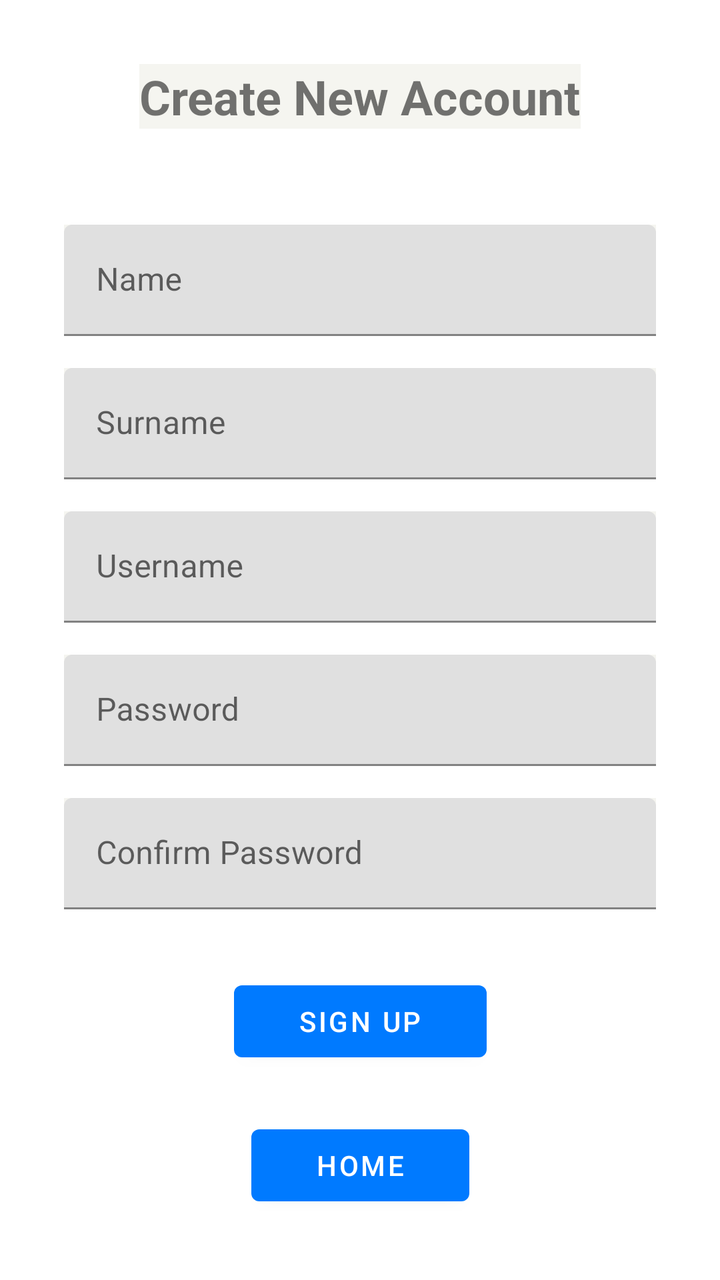
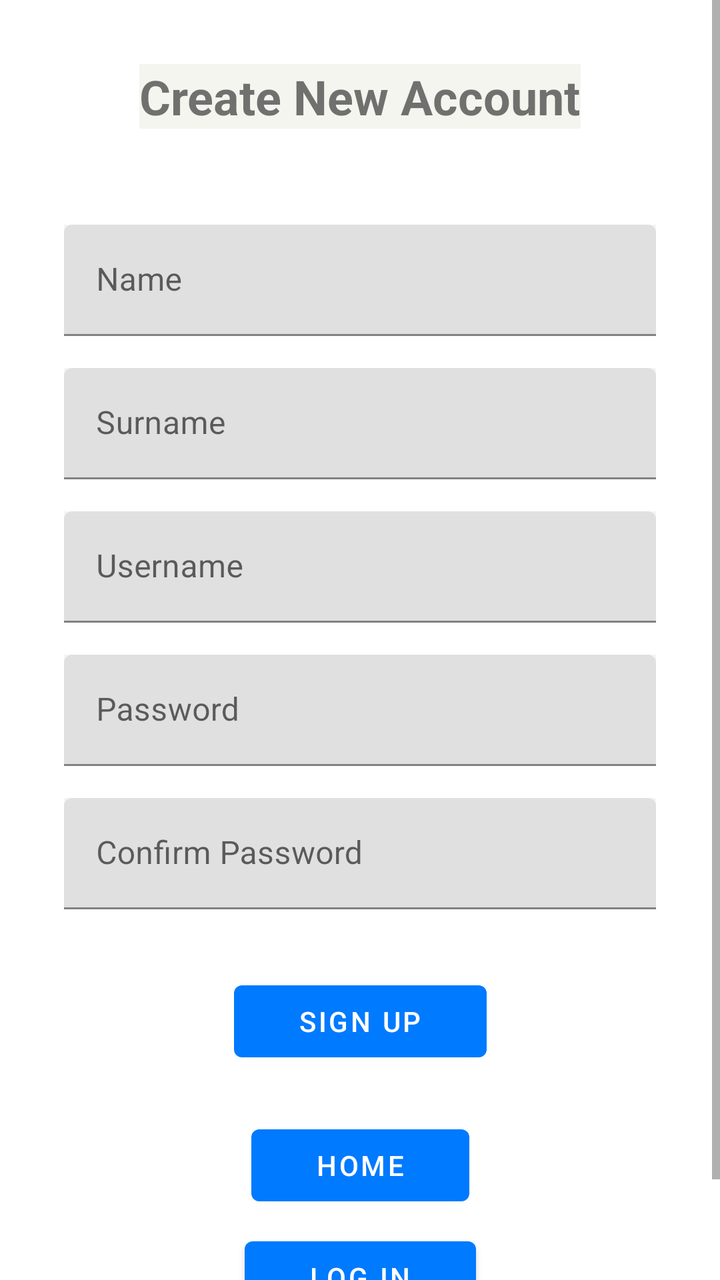

Two renders of the same Android screen: before a commit and after it. Below are the layout's source before the change and the commit's diff.
<!-- AndroidManifest.xml: application theme Theme.HarmonieBudgetAppKt -->
<!-- res/layout/activity_register.xml -->
<?xml version="1.0" encoding="utf-8"?>
<androidx.constraintlayout.widget.ConstraintLayout
    xmlns:android="http://schemas.android.com/apk/res/android"
    xmlns:app="http://schemas.android.com/apk/res-auto"
    android:layout_width="match_parent"
    android:layout_height="match_parent"
    android:padding="32dp"
    android:background="@color/white">

    <TextView
        android:id="@+id/tv_register_title"
        android:layout_width="wrap_content"
        android:layout_height="wrap_content"
        android:text="@string/create_account_title"
        android:textSize="24sp"
        android:textStyle="bold"
        app:layout_constraintTop_toTopOf="parent"
        app:layout_constraintStart_toStartOf="parent"
        app:layout_constraintEnd_toEndOf="parent" />

    <com.google.android.material.textfield.TextInputLayout
        android:id="@+id/til_name"
        android:layout_width="0dp"
        android:layout_height="wrap_content"
        android:layout_marginTop="48dp"
        app:layout_constraintTop_toBottomOf="@id/tv_register_title"
        app:layout_constraintStart_toStartOf="parent"
        app:layout_constraintEnd_toEndOf="parent">

        <com.google.android.material.textfield.TextInputEditText
            android:id="@+id/et_name"
            android:layout_width="match_parent"
            android:layout_height="wrap_content"
            android:hint="@string/name_hint"
            android:textColor="@android:color/black" />
    </com.google.android.material.textfield.TextInputLayout>

    <com.google.android.material.textfield.TextInputLayout
        android:id="@+id/til_surname"
        android:layout_width="0dp"
        android:layout_height="wrap_content"
        android:layout_marginTop="16dp"
        app:layout_constraintTop_toBottomOf="@id/til_name"
        app:layout_constraintStart_toStartOf="parent"
        app:layout_constraintEnd_toEndOf="parent">

        <com.google.android.material.textfield.TextInputEditText
            android:id="@+id/et_surname"
            android:layout_width="match_parent"
            android:layout_height="wrap_content"
            android:hint="@string/surname_hint"
            android:textColor="@android:color/black" />
    </com.google.android.material.textfield.TextInputLayout>

    <com.google.android.material.textfield.TextInputLayout
        android:id="@+id/til_username"
        android:layout_width="0dp"
        android:layout_height="wrap_content"
        android:layout_marginTop="16dp"
        app:layout_constraintTop_toBottomOf="@id/til_surname"
        app:layout_constraintStart_toStartOf="parent"
        app:layout_constraintEnd_toEndOf="parent">

        <com.google.android.material.textfield.TextInputEditText
            android:id="@+id/et_username"
            android:layout_width="match_parent"
            android:layout_height="wrap_content"
            android:hint="@string/username_hint"
            android:textColor="@android:color/black" />
    </com.google.android.material.textfield.TextInputLayout>

    <com.google.android.material.textfield.TextInputLayout
        android:id="@+id/til_password"
        android:layout_width="0dp"
        android:layout_height="wrap_content"
        android:layout_marginTop="16dp"
        app:layout_constraintTop_toBottomOf="@id/til_username"
        app:layout_constraintStart_toStartOf="parent"
        app:layout_constraintEnd_toEndOf="parent">

        <com.google.android.material.textfield.TextInputEditText
            android:id="@+id/et_password"
            android:layout_width="match_parent"
            android:layout_height="wrap_content"
            android:hint="@string/password_hint"
            android:inputType="textPassword"
            android:textColor="@android:color/black" />
    </com.google.android.material.textfield.TextInputLayout>

    <com.google.android.material.textfield.TextInputLayout
        android:id="@+id/til_confirm_password"
        android:layout_width="0dp"
        android:layout_height="wrap_content"
        android:layout_marginTop="16dp"
        app:layout_constraintTop_toBottomOf="@id/til_password"
        app:layout_constraintStart_toStartOf="parent"
        app:layout_constraintEnd_toEndOf="parent">

        <com.google.android.material.textfield.TextInputEditText
            android:id="@+id/et_confirm_password"
            android:layout_width="match_parent"
            android:layout_height="wrap_content"
            android:hint="@string/confirm_password_hint"
            android:inputType="textPassword"
            android:textColor="@android:color/black" />
    </com.google.android.material.textfield.TextInputLayout>

    <Button
        android:id="@+id/btn_register"
        android:layout_width="wrap_content"
        android:layout_height="wrap_content"
        android:text="@string/sign_up_button"
        android:minHeight="48dp"
        android:paddingStart="32dp"
        android:paddingEnd="32dp"
        android:layout_marginTop="32dp"
        app:layout_constraintTop_toBottomOf="@id/til_confirm_password"
        app:layout_constraintStart_toStartOf="parent"
        app:layout_constraintEnd_toEndOf="parent" />

    <Button
        android:id="@+id/btn_home"
        android:layout_width="wrap_content"
        android:layout_height="wrap_content"
        android:text="@string/home_button"
        android:minHeight="48dp"
        android:paddingStart="32dp"
        android:paddingEnd="32dp"
        android:layout_marginTop="24dp"
        app:layout_constraintTop_toBottomOf="@id/btn_register"
        app:layout_constraintStart_toStartOf="parent"
        app:layout_constraintEnd_toEndOf="parent" />

    <Button
        android:id="@+id/btn_log_in"
        android:layout_width="wrap_content"
        android:layout_height="wrap_content"
        android:text="@string/log_in_button"
        android:minHeight="48dp"
        android:paddingStart="32dp"
        android:paddingEnd="32dp"
        android:layout_marginTop="8dp"
        app:layout_constraintTop_toBottomOf="@id/btn_home"
        app:layout_constraintStart_toStartOf="parent"
        app:layout_constraintEnd_toEndOf="parent" />

</androidx.constraintlayout.widget.ConstraintLayout>
<!-- resources referenced by this layout -->
<resources>
  <color name="white">#FFFFFFFF</color>
  <string name="confirm_password_hint">Confirm Password</string>
  <string name="create_account_title">Create New Account</string>
  <string name="home_button">Home</string>
  <string name="log_in_button">Log In</string>
  <string name="name_hint">Name</string>
  <string name="password_hint">Password</string>
  <string name="sign_up_button">Sign Up</string>
  <string name="surname_hint">Surname</string>
  <string name="username_hint">Username</string>
  <style name="Theme.HarmonieBudgetAppKt" parent="Theme.MaterialComponents.DayNight.NoActionBar">
          <item name="colorPrimary">#007AFF</item>
          <item name="colorPrimaryVariant">#007AFF</item>
          <item name="colorOnPrimary">#FFFFFF</item>
          <item name="colorSecondary">#34C759</item>
          <item name="colorOnSecondary">#FFFFFF</item>
          <item name="android:statusBarColor">#F5F5F0</item>
          <item name="android:windowLightStatusBar">true</item>
          <item name="android:background">#F5F5F0</item>
      </style>
</resources>

<!-- the commit's change to res/layout/activity_register.xml (unified diff, before → after) -->
@@ -1,147 +1,153 @@
 <?xml version="1.0" encoding="utf-8"?>
-<androidx.constraintlayout.widget.ConstraintLayout
+<ScrollView
     xmlns:android="http://schemas.android.com/apk/res/android"
     xmlns:app="http://schemas.android.com/apk/res-auto"
     android:layout_width="match_parent"
     android:layout_height="match_parent"
-    android:padding="32dp"
-    android:background="@color/white">
+    android:fillViewport="true">
 
-    <TextView
-        android:id="@+id/tv_register_title"
-        android:layout_width="wrap_content"
+    <androidx.constraintlayout.widget.ConstraintLayout
+        android:layout_width="match_parent"
         android:layout_height="wrap_content"
-        android:text="@string/create_account_title"
-        android:textSize="24sp"
-        android:textStyle="bold"
-        app:layout_constraintTop_toTopOf="parent"
-        app:layout_constraintStart_toStartOf="parent"
-        app:layout_constraintEnd_toEndOf="parent" />
+        android:padding="32dp"
+        android:background="@color/white">
 
-    <com.google.android.material.textfield.TextInputLayout
-        android:id="@+id/til_name"
-        android:layout_width="0dp"
-        android:layout_height="wrap_content"
-        android:layout_marginTop="48dp"
-        app:layout_constraintTop_toBottomOf="@id/tv_register_title"
-        app:layout_constraintStart_toStartOf="parent"
-        app:layout_constraintEnd_toEndOf="parent">
+        <TextView
+            android:id="@+id/tv_register_title"
+            android:layout_width="wrap_content"
+            android:layout_height="wrap_content"
+            android:text="@string/create_account_title"
+            android:textSize="24sp"
+            android:textStyle="bold"
+            app:layout_constraintTop_toTopOf="parent"
+            app:layout_constraintStart_toStartOf="parent"
+            app:layout_constraintEnd_toEndOf="parent" />
 
-        <com.google.android.material.textfield.TextInputEditText
-            android:id="@+id/et_name"
-            android:layout_width="match_parent"
+        <com.google.android.material.textfield.TextInputLayout
+            android:id="@+id/til_name"
+            android:layout_width="0dp"
             android:layout_height="wrap_content"
-            android:hint="@string/name_hint"
-            android:textColor="@android:color/black" />
-    </com.google.android.material.textfield.TextInputLayout>
+            android:layout_marginTop="48dp"
+            app:layout_constraintTop_toBottomOf="@id/tv_register_title"
+            app:layout_constraintStart_toStartOf="parent"
+            app:layout_constraintEnd_toEndOf="parent">
 
-    <com.google.android.material.textfield.TextInputLayout
-        android:id="@+id/til_surname"
-        android:layout_width="0dp"
-        android:layout_height="wrap_content"
-        android:layout_marginTop="16dp"
-        app:layout_constraintTop_toBottomOf="@id/til_name"
-        app:layout_constraintStart_toStartOf="parent"
-        app:layout_constraintEnd_toEndOf="parent">
+            <com.google.android.material.textfield.TextInputEditText
+                android:id="@+id/et_name"
+                android:layout_width="match_parent"
+                android:layout_height="wrap_content"
+                android:hint="@string/name_hint"
+                android:textColor="@android:color/black" />
+        </com.google.android.material.textfield.TextInputLayout>
 
-        <com.google.android.material.textfield.TextInputEditText
-            android:id="@+id/et_surname"
-            android:layout_width="match_parent"
+        <com.google.android.material.textfield.TextInputLayout
+            android:id="@+id/til_surname"
+            android:layout_width="0dp"
             android:layout_height="wrap_content"
-            android:hint="@string/surname_hint"
-            android:textColor="@android:color/black" />
-    </com.google.android.material.textfield.TextInputLayout>
+            android:layout_marginTop="16dp"
+            app:layout_constraintTop_toBottomOf="@id/til_name"
+            app:layout_constraintStart_toStartOf="parent"
+            app:layout_constraintEnd_toEndOf="parent">
 
-    <com.google.android.material.textfield.TextInputLayout
-        android:id="@+id/til_username"
-        android:layout_width="0dp"
-        android:layout_height="wrap_content"
-        android:layout_marginTop="16dp"
-        app:layout_constraintTop_toBottomOf="@id/til_surname"
-        app:layout_constraintStart_toStartOf="parent"
-        app:layout_constraintEnd_toEndOf="parent">
+            <com.google.android.material.textfield.TextInputEditText
+                android:id="@+id/et_surname"
+                android:layout_width="match_parent"
+                android:layout_height="wrap_content"
+                android:hint="@string/surname_hint"
+                android:textColor="@android:color/black" />
+        </com.google.android.material.textfield.TextInputLayout>
 
-        <com.google.android.material.textfield.TextInputEditText
-            android:id="@+id/et_username"
-            android:layout_width="match_parent"
+        <com.google.android.material.textfield.TextInputLayout
+            android:id="@+id/til_username"
+            android:layout_width="0dp"
             android:layout_height="wrap_content"
-            android:hint="@string/username_hint"
-            android:textColor="@android:color/black" />
-    </com.google.android.material.textfield.TextInputLayout>
+            android:layout_marginTop="16dp"
+            app:layout_constraintTop_toBottomOf="@id/til_surname"
+            app:layout_constraintStart_toStartOf="parent"
+            app:layout_constraintEnd_toEndOf="parent">
 
-    <com.google.android.material.textfield.TextInputLayout
-        android:id="@+id/til_password"
-        android:layout_width="0dp"
-        android:layout_height="wrap_content"
-        android:layout_marginTop="16dp"
-        app:layout_constraintTop_toBottomOf="@id/til_username"
-        app:layout_constraintStart_toStartOf="parent"
-        app:layout_constraintEnd_toEndOf="parent">
+            <com.google.android.material.textfield.TextInputEditText
+                android:id="@+id/et_username"
+                android:layout_width="match_parent"
+                android:layout_height="wrap_content"
+                android:hint="@string/username_hint"
+                android:textColor="@android:color/black" />
+        </com.google.android.material.textfield.TextInputLayout>
 
-        <com.google.android.material.textfield.TextInputEditText
-            android:id="@+id/et_password"
-            android:layout_width="match_parent"
+        <com.google.android.material.textfield.TextInputLayout
+            android:id="@+id/til_password"
+            android:layout_width="0dp"
             android:layout_height="wrap_content"
-            android:hint="@string/password_hint"
-            android:inputType="textPassword"
-            android:textColor="@android:color/black" />
-    </com.google.android.material.textfield.TextInputLayout>
+            android:layout_marginTop="16dp"
+            app:layout_constraintTop_toBottomOf="@id/til_username"
+            app:layout_constraintStart_toStartOf="parent"
+            app:layout_constraintEnd_toEndOf="parent">
 
-    <com.google.android.material.textfield.TextInputLayout
-        android:id="@+id/til_confirm_password"
-        android:layout_width="0dp"
-        android:layout_height="wrap_content"
-        android:layout_marginTop="16dp"
-        app:layout_constraintTop_toBottomOf="@id/til_password"
-        app:layout_constraintStart_toStartOf="parent"
-        app:layout_constraintEnd_toEndOf="parent">
+            <com.google.android.material.textfield.TextInputEditText
+                android:id="@+id/et_password"
+                android:layout_width="match_parent"
+                android:layout_height="wrap_content"
+                android:hint="@string/password_hint"
+                android:inputType="textPassword"
+                android:textColor="@android:color/black" />
+        </com.google.android.material.textfield.TextInputLayout>
 
-        <com.google.android.material.textfield.TextInputEditText
-            android:id="@+id/et_confirm_password"
-            android:layout_width="match_parent"
+        <com.google.android.material.textfield.TextInputLayout
+            android:id="@+id/til_confirm_password"
+            android:layout_width="0dp"
             android:layout_height="wrap_content"
-            android:hint="@string/confirm_password_hint"
-            android:inputType="textPassword"
-            android:textColor="@android:color/black" />
-    </com.google.android.material.textfield.TextInputLayout>
+            android:layout_marginTop="16dp"
+            app:layout_constraintTop_toBottomOf="@id/til_password"
+            app:layout_constraintStart_toStartOf="parent"
+            app:layout_constraintEnd_toEndOf="parent">
 
-    <Button
-        android:id="@+id/btn_register"
-        android:layout_width="wrap_content"
-        android:layout_height="wrap_content"
-        android:text="@string/sign_up_button"
-        android:minHeight="48dp"
-        android:paddingStart="32dp"
-        android:paddingEnd="32dp"
-        android:layout_marginTop="32dp"
-        app:layout_constraintTop_toBottomOf="@id/til_confirm_password"
-        app:layout_constraintStart_toStartOf="parent"
-        app:layout_constraintEnd_toEndOf="parent" />
+            <com.google.android.material.textfield.TextInputEditText
+                android:id="@+id/et_confirm_password"
+                android:layout_width="match_parent"
+                android:layout_height="wrap_content"
+                android:hint="@string/confirm_password_hint"
+                android:inputType="textPassword"
+                android:textColor="@android:color/black" />
+        </com.google.android.material.textfield.TextInputLayout>
 
-    <Button
-        android:id="@+id/btn_home"
-        android:layout_width="wrap_content"
-        android:layout_height="wrap_content"
-        android:text="@string/home_button"
-        android:minHeight="48dp"
-        android:paddingStart="32dp"
-        android:paddingEnd="32dp"
-        android:layout_marginTop="24dp"
-        app:layout_constraintTop_toBottomOf="@id/btn_register"
-        app:layout_constraintStart_toStartOf="parent"
-        app:layout_constraintEnd_toEndOf="parent" />
+        <Button
+            android:id="@+id/btn_register"
+            android:layout_width="wrap_content"
+            android:layout_height="wrap_content"
+            android:text="@string/sign_up_button"
+            android:minHeight="48dp"
+            android:paddingStart="32dp"
+            android:paddingEnd="32dp"
+            android:layout_marginTop="32dp"
+            app:layout_constraintTop_toBottomOf="@id/til_confirm_password"
+            app:layout_constraintStart_toStartOf="parent"
+            app:layout_constraintEnd_toEndOf="parent" />
 
-    <Button
-        android:id="@+id/btn_log_in"
-        android:layout_width="wrap_content"
-        android:layout_height="wrap_content"
-        android:text="@string/log_in_button"
-        android:minHeight="48dp"
-        android:paddingStart="32dp"
-        android:paddingEnd="32dp"
-        android:layout_marginTop="8dp"
-        app:layout_constraintTop_toBottomOf="@id/btn_home"
-        app:layout_constraintStart_toStartOf="parent"
-        app:layout_constraintEnd_toEndOf="parent" />
+        <Button
+            android:id="@+id/btn_home"
+            android:layout_width="wrap_content"
+            android:layout_height="wrap_content"
+            android:text="@string/home_button"
+            android:minHeight="48dp"
+            android:paddingStart="32dp"
+            android:paddingEnd="32dp"
+            android:layout_marginTop="24dp"
+            app:layout_constraintTop_toBottomOf="@id/btn_register"
+            app:layout_constraintStart_toStartOf="parent"
+            app:layout_constraintEnd_toEndOf="parent" />
 
-</androidx.constraintlayout.widget.ConstraintLayout>
+        <Button
+            android:id="@+id/btn_log_in"
+            android:layout_width="wrap_content"
+            android:layout_height="wrap_content"
+            android:text="@string/log_in_button"
+            android:minHeight="48dp"
+            android:paddingStart="32dp"
+            android:paddingEnd="32dp"
+            android:layout_marginTop="8dp"
+            app:layout_constraintTop_toBottomOf="@id/btn_home"
+            app:layout_constraintStart_toStartOf="parent"
+            app:layout_constraintEnd_toEndOf="parent" />
+
+    </androidx.constraintlayout.widget.ConstraintLayout>
+</ScrollView>
